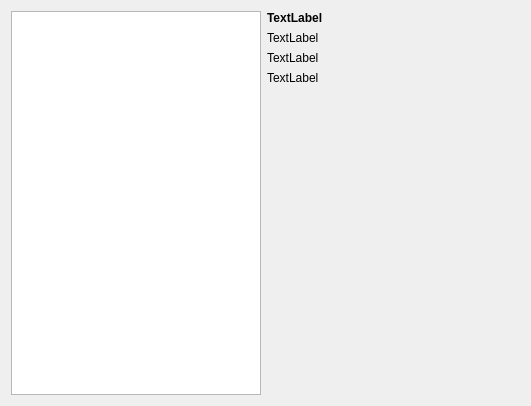
This is kcm/themeconfig.ui in KDE/lightdm as Qt 5 draws it before an edit. The edited form follows.
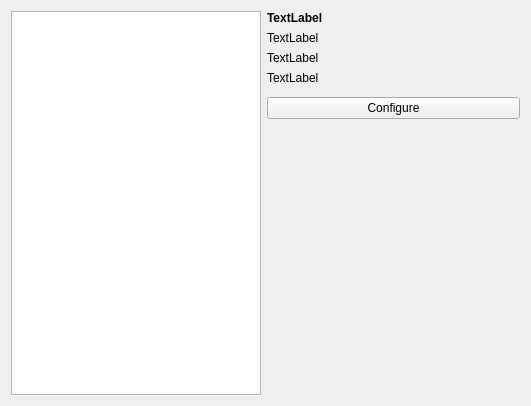
This is the edited form.

Diff of the .ui file:
```diff
--- a/kcm/themeconfig.ui
+++ b/kcm/themeconfig.ui
@@ -78,6 +78,13 @@
      <item>
       <widget class="QWidget" name="optionsWidget" native="true"/>
      </item>
+     <item>
+      <widget class="QPushButton" name="configureButton">
+       <property name="text">
+        <string>Configure</string>
+       </property>
+      </widget>
+     </item>
      <item>
       <spacer name="verticalSpacer">
        <property name="orientation">
```
